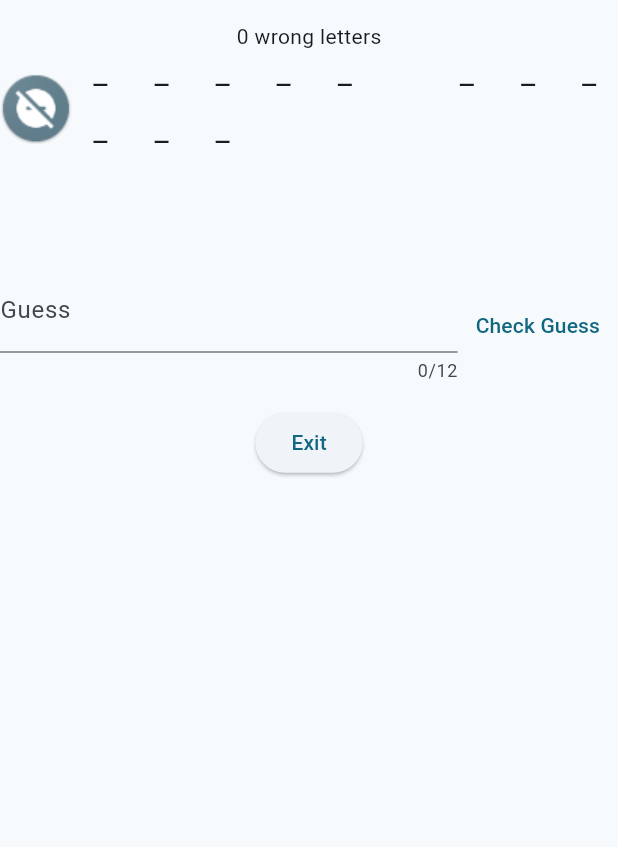
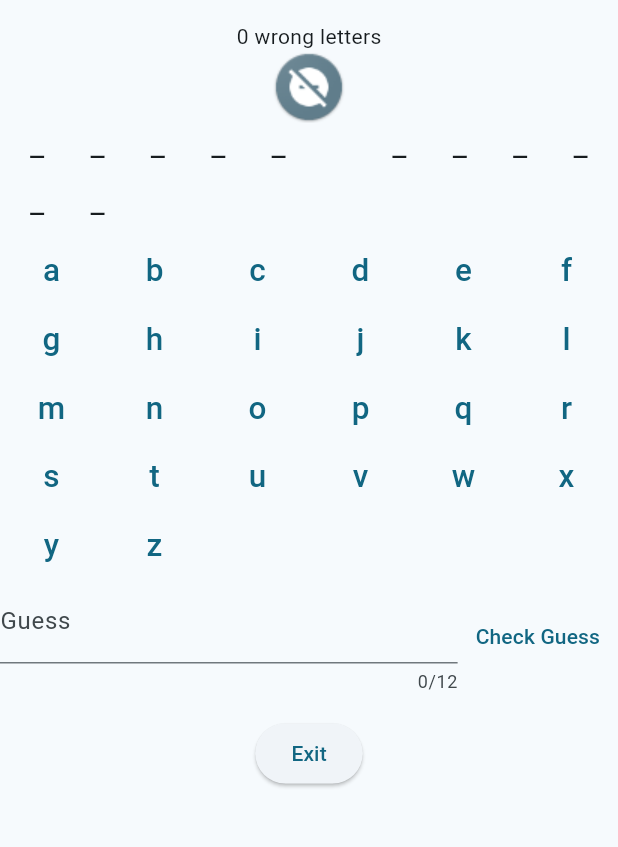
Before and after one commit to jr1221/eurohang, a Flutter app: the screen it shows after launch, after a tap on "Play Now!", on a phone screen of 412 x 824 dp, the part 63-910 px from its top. Run offline on Flutter 3.47's test engine with Material 2 defaults, Android fonts, the phone set to English and light mode, and no system bars; our stand-ins replace bot_toast, confetti, go_router, hive_flutter, just_audio; missing offline and left inert: flex_color_picker; accounts and stored records are empty.

Commit message:
ui improvements and main question int (sans images)

```diff
--- a/lib/browse_questions.dart
+++ b/lib/browse_questions.dart
@@ -3,6 +3,7 @@ import 'dart:convert';
 import 'package:eurohang/constants.dart';
 import 'package:eurohang/question.dart';
 import 'package:flutter/material.dart';
+import 'package:flutter/rendering.dart';
 import 'package:flutter/services.dart' show rootBundle;
 import 'package:url_launcher/url_launcher.dart';
 
@@ -15,7 +16,8 @@ class BrowseQuestionsScreen extends StatelessWidget {
     for (int i = 1; i <= ProjectConstants.numberOfQuestions; i++) {
       questions.add(Question.fromJson(
         jsonDecode(
-          await rootBundle.loadString('${ProjectConstants.definitionsPath}$i.json'),
+          await rootBundle
+              .loadString('${ProjectConstants.definitionsPath}$i.json'),
         ),
       ));
     }
@@ -26,7 +28,7 @@ class BrowseQuestionsScreen extends StatelessWidget {
   Widget build(BuildContext context) {
     return Scaffold(
       appBar: AppBar(
-          title: const Text('Eurohang'),
+        title: const Text('All questions pre-loaded'),
         centerTitle: true,
       ),
       body: FutureBuilder<List<Question>>(
@@ -41,6 +43,13 @@ class BrowseQuestionsScreen extends StatelessWidget {
                   itemBuilder: (context, index) {
                     final question = snapshot.data![index];
                     return Card(
+                      child: Container(
+                        width: 200,
+                        height: 35,
+                        alignment: Alignment.center,
+                        child: SingleChildScrollView(
+                          scrollDirection: Axis.horizontal,
+                          physics: const ClampingScrollPhysics(),
                           child: Row(
                             mainAxisAlignment: MainAxisAlignment.center,
                             children: [
@@ -59,6 +68,8 @@ class BrowseQuestionsScreen extends StatelessWidget {
                               ),
                             ],
                           ),
+                        ),
+                      ),
                     );
                   },
                 );
@@ -69,14 +80,13 @@ class BrowseQuestionsScreen extends StatelessWidget {
               }
             case ConnectionState.active:
             case ConnectionState.waiting:
-                  return const CircularProgressIndicator();
+              return const Center(child: CircularProgressIndicator());
           }
         },
         initialData: [
-              Question(
-                  moreInfo: Uri.parse('http://google.com'),
-                  guess: 'a',
-                  id: 0)
-            ]));
+          Question(moreInfo: Uri.parse('http://google.com'), guess: 'a', id: 0)
+        ],
+      ),
+    );
   }
 }
--- a/lib/constants.dart
+++ b/lib/constants.dart
@@ -6,7 +6,7 @@ final class ProjectConstants {
 
   static const String colorSchemeStorageKey = 'colorScheme';
 
-  static const int numberOfQuestions = 2;
+  static const int numberOfQuestions = 20;
 
   static const String definitionsPath = 'assets/question/definitions/';
   static const String imagesPath = 'assets/question/images/';
--- a/lib/hangman.dart
+++ b/lib/hangman.dart
@@ -65,9 +65,9 @@ class _HangmanScreenState extends State<HangmanScreen> {
   }
 
   void _updateDialogs() {
-    if (_wrongLetters > 6) {
+    if (_wrongLetters > 9) {
       _lostUI();
-    } else if (_wrongLetters == 6) {
+    } else if (_wrongLetters == 9) {
       _oneLeftUI();
     } else {
       final strList = widget.question.guess.split('');
@@ -149,23 +149,12 @@ class _HangmanScreenState extends State<HangmanScreen> {
   }
 
   String _imageAssetFromWrongGuesses(int wrongGuesses) {
-    switch (wrongGuesses) {
-      case 0:
-        return '${ProjectConstants.imagesPath}0.png';
-      case 1:
-        return '${ProjectConstants.imagesPath}1.png';
-      case 2:
-        return '${ProjectConstants.imagesPath}2.png';
-      case 3:
-        return '${ProjectConstants.imagesPath}${widget.question.id}-3.png';
-      case 4:
-        return '${ProjectConstants.imagesPath}${widget.question.id}-4.png';
-      case 5:
-        return '${ProjectConstants.imagesPath}${widget.question.id}-5.png';
-      case 6:
-      default:
-        return '${ProjectConstants.imagesPath}${widget.question.id}-6.png';
-    }
+    return switch (wrongGuesses) {
+      <= 4 => '${ProjectConstants.imagesPath}$wrongGuesses.png',
+      <= 9 =>
+        '${ProjectConstants.imagesPath}${widget.question.id}-$wrongGuesses.png',
+      _ => '${ProjectConstants.imagesPath}${widget.question.id}-9.png',
+    };
   }
 
   @override
@@ -176,6 +165,7 @@ class _HangmanScreenState extends State<HangmanScreen> {
         centerTitle: true,
       ),
       body: SingleChildScrollView(
+        child: Center(
           child: Column(
             mainAxisSize: MainAxisSize.min,
             children: [
@@ -184,13 +174,11 @@ class _HangmanScreenState extends State<HangmanScreen> {
                 blastDirectionality: BlastDirectionality.explosive,
               ),
               Text('$_wrongLetters wrong letters'),
-            Row(
-              children: [
               Image.asset(_imageAssetFromWrongGuesses(_wrongLetters)),
-                Expanded(
+              SizedBox(
+                width: 400,
                 child: GridView.builder(
-                    gridDelegate:
-                        const SliverGridDelegateWithMaxCrossAxisExtent(
+                  gridDelegate: const SliverGridDelegateWithMaxCrossAxisExtent(
                       maxCrossAxisExtent: 40, crossAxisSpacing: 2.5),
                   scrollDirection: Axis.vertical,
                   itemCount: widget.question.guess.length,
@@ -221,13 +209,11 @@ class _HangmanScreenState extends State<HangmanScreen> {
                   },
                 ),
               ),
-              ],
-            ),
               GridView.builder(
                 gridDelegate: const SliverGridDelegateWithFixedCrossAxisCount(
                     crossAxisCount: 6,
                     crossAxisSpacing: 0.0,
-                  childAspectRatio: 5),
+                    childAspectRatio: 1.5),
                 itemCount: alphabet.length,
                 shrinkWrap: true,
                 physics: const NeverScrollableScrollPhysics(),
@@ -273,7 +259,8 @@ class _HangmanScreenState extends State<HangmanScreen> {
                   Expanded(
                     child: TextFormField(
                       decoration: const InputDecoration(
-                        hintText: 'Enter your best guess', labelText: 'Guess'),
+                          hintText: 'Enter your best guess',
+                          labelText: 'Guess'),
                       textCapitalization: TextCapitalization.none,
                       maxLengthEnforcement: MaxLengthEnforcement.enforced,
                       enableSuggestions: false,
@@ -320,6 +307,7 @@ class _HangmanScreenState extends State<HangmanScreen> {
             ],
           ),
         ),
+      ),
     );
   }
 }
--- a/lib/start.dart
+++ b/lib/start.dart
@@ -31,14 +31,19 @@ class StartScreen extends StatelessWidget {
               },
               child: const Text(
                 'Play Now!',
+                textScaleFactor: 1.5,
               ),
             ),
+            const SizedBox(height: 15),
+            const Text('-or-'),
+            const SizedBox(height: 15),
             ElevatedButton(
               onPressed: () {
                 const BrowseQuestionsRoute().push(context);
               },
               child: const Text(
                 'See questions',
+                textScaleFactor: 1.5,
               ),
             ),
           ],
--- a/pubspec.yaml
+++ b/pubspec.yaml
@@ -38,3 +38,4 @@ flutter:
     - assets/logo/logo.png
     - assets/question/definitions/
     - assets/question/images/
+    - assets/audio/
```
Lines whose indentation alone changed are shown as unchanged.
